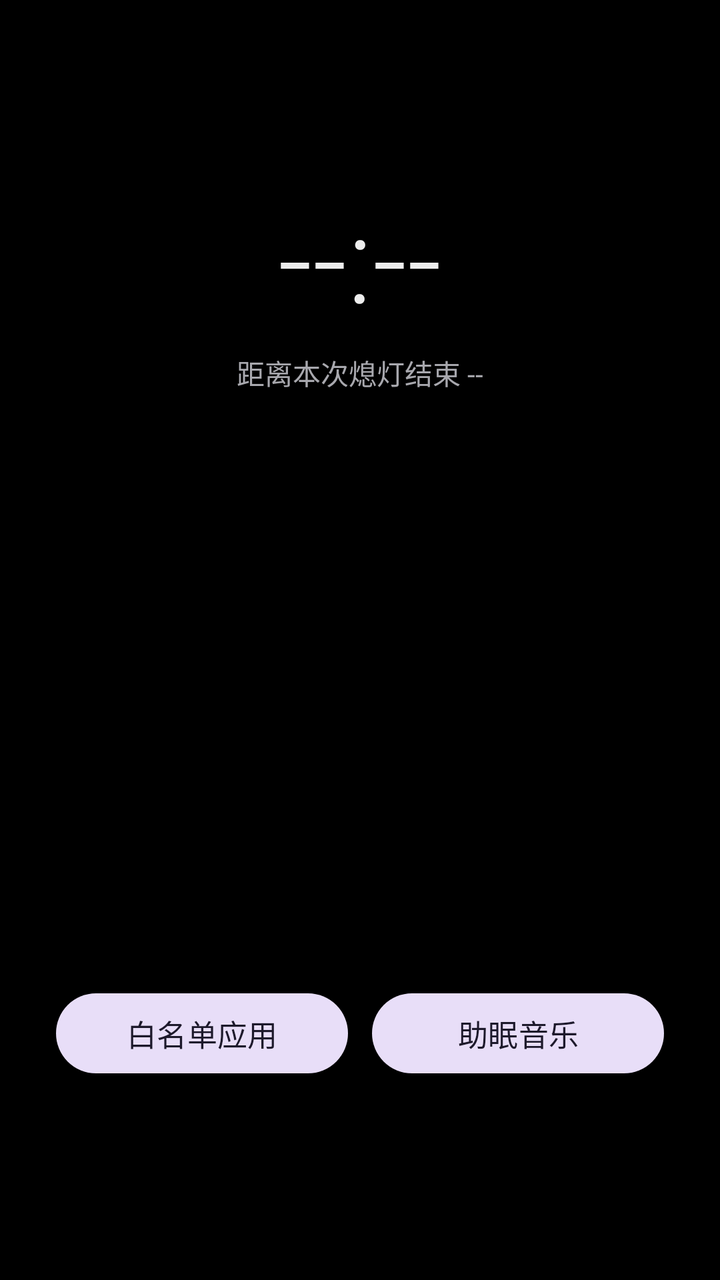
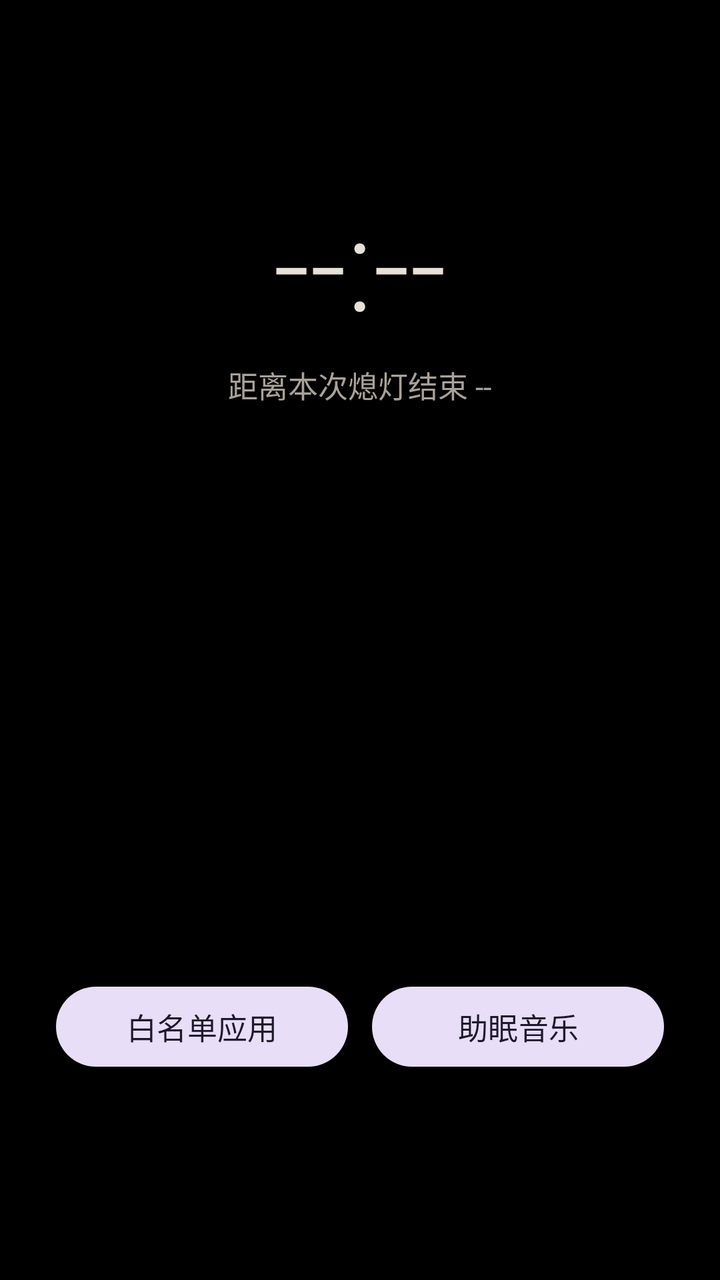

An Android layout rendered at two revisions. The XML below is the earlier revision; the diff shows what the commit changed to produce the second picture.
<!-- AndroidManifest.xml: activity theme Theme.Xideng.Blackout -->
<!-- res/layout/activity_blackout.xml -->
<?xml version="1.0" encoding="utf-8"?>
<FrameLayout xmlns:android="http://schemas.android.com/apk/res/android"
    android:id="@+id/blackoutRoot"
    android:layout_width="match_parent"
    android:layout_height="match_parent"
    android:background="@color/xideng_black">

    
    <LinearLayout
        android:id="@+id/nativeContent"
        android:layout_width="match_parent"
        android:layout_height="match_parent"
        android:gravity="center_horizontal"
        android:orientation="vertical"
        android:paddingStart="28dp"
        android:paddingTop="88dp"
        android:paddingEnd="28dp"
        android:paddingBottom="56dp">

        <TextView
            android:id="@+id/clockText"
            android:layout_width="wrap_content"
            android:layout_height="wrap_content"
            android:fontFamily="sans-serif-light"
            android:text="--:--"
            android:textColor="@color/xideng_text_primary"
            android:textSize="60sp" />

        <TextView
            android:id="@+id/remainingText"
            android:layout_width="wrap_content"
            android:layout_height="wrap_content"
            android:layout_marginTop="8dp"
            android:text="距离本次熄灯结束 --"
            android:textColor="@color/xideng_text_secondary"
            android:textSize="14sp" />

        <TextView
            android:id="@+id/sceneText"
            android:layout_width="wrap_content"
            android:layout_height="wrap_content"
            android:layout_marginTop="4dp"
            android:textColor="@color/xideng_text_faint"
            android:textSize="12sp" />

        <Space
            android:layout_width="match_parent"
            android:layout_height="0dp"
            android:layout_weight="1" />

        <TextView
            android:id="@+id/copyText"
            android:layout_width="match_parent"
            android:layout_height="wrap_content"
            android:fontFamily="sans-serif-light"
            android:gravity="center"
            android:lineSpacingExtra="8dp"
            android:maxWidth="360dp"
            android:textColor="@color/xideng_text_primary"
            android:textSize="17sp" />

        <TextView
            android:id="@+id/copySourceText"
            android:layout_width="match_parent"
            android:layout_height="wrap_content"
            android:layout_marginTop="10dp"
            android:gravity="center"
            android:textColor="@color/xideng_text_faint"
            android:textSize="11sp"
            android:visibility="gone" />

        <Space
            android:layout_width="match_parent"
            android:layout_height="0dp"
            android:layout_weight="1" />

        <LinearLayout
            android:layout_width="match_parent"
            android:layout_height="wrap_content"
            android:orientation="horizontal">

            <Button
                android:id="@+id/btnWhitelist"
                style="@style/XidengButton"
                android:layout_width="0dp"
                android:layout_height="wrap_content"
                android:layout_weight="1"
                android:text="白名单应用" />

            <Button
                android:id="@+id/btnAudio"
                style="@style/XidengButton"
                android:layout_width="0dp"
                android:layout_height="wrap_content"
                android:layout_marginStart="12dp"
                android:layout_weight="1"
                android:text="助眠音乐" />
        </LinearLayout>

        <TextView
            android:id="@+id/audioStatusText"
            android:layout_width="match_parent"
            android:layout_height="wrap_content"
            android:layout_marginTop="10dp"
            android:gravity="center"
            android:textColor="@color/xideng_text_faint"
            android:textSize="11sp" />

        <TextView
            android:id="@+id/whitelistStatusText"
            android:layout_width="match_parent"
            android:layout_height="wrap_content"
            android:layout_marginTop="4dp"
            android:gravity="center"
            android:textColor="@color/xideng_text_faint"
            android:textSize="11sp" />
    </LinearLayout>

    
    <WebView
        android:id="@+id/webView"
        android:layout_width="match_parent"
        android:layout_height="match_parent"
        android:background="@color/xideng_black"
        android:visibility="gone" />

    
    <FrameLayout
        android:id="@+id/lampLayer"
        android:layout_width="match_parent"
        android:layout_height="match_parent"
        android:clickable="true"
        android:focusable="true"
        android:visibility="gone">

        <LinearLayout
            android:layout_width="wrap_content"
            android:layout_height="wrap_content"
            android:layout_gravity="center_horizontal"
            android:layout_marginTop="120dp"
            android:gravity="center_horizontal"
            android:orientation="vertical">

            <View
                android:id="@+id/lampBulb"
                android:layout_width="64dp"
                android:layout_height="64dp"
                android:background="@drawable/bg_lamp_bulb" />

            <View
                android:layout_width="2dp"
                android:layout_height="10dp"
                android:background="@drawable/bg_lamp_cord" />

            <View
                android:id="@+id/lampHandle"
                android:layout_width="26dp"
                android:layout_height="26dp"
                android:background="@drawable/bg_lamp_handle" />
        </LinearLayout>

        
        <TextView
            android:id="@+id/lampPullHint"
            android:layout_width="wrap_content"
            android:layout_height="wrap_content"
            android:layout_gravity="center_horizontal|bottom"
            android:layout_marginBottom="110dp"
            android:gravity="center"
            android:lineSpacingExtra="6dp"
            android:textColor="#FFD7A0"
            android:textSize="15sp"
            android:visibility="gone" />
    </FrameLayout>

    
    <View
        android:id="@+id/fadeOverlay"
        android:layout_width="match_parent"
        android:layout_height="match_parent"
        android:background="@color/xideng_black"
        android:clickable="true"
        android:focusable="true"
        android:visibility="gone" />
</FrameLayout>
<!-- resources referenced by this layout -->
<resources>
  <color name="xideng_black">#FF000000</color>
  <color name="xideng_text_faint">#FF6E6E75</color>
  <color name="xideng_text_primary">#FFEDEDED</color>
  <color name="xideng_text_secondary">#FFA8A8AE</color>
  <!-- drawable bg_lamp_bulb (drawable) -->
  <?xml version="1.0" encoding="utf-8"?>
  <shape xmlns:android="http://schemas.android.com/apk/res/android"
      android:shape="oval">
      <solid android:color="#FFE9DCC0" />
  </shape>
  <!-- drawable bg_lamp_cord (drawable) -->
  <?xml version="1.0" encoding="utf-8"?>
  <shape xmlns:android="http://schemas.android.com/apk/res/android"
      android:shape="rectangle">
      <solid android:color="#FF6E6E75" />
  </shape>
  <!-- drawable bg_lamp_handle (drawable) -->
  <?xml version="1.0" encoding="utf-8"?>
  <shape xmlns:android="http://schemas.android.com/apk/res/android"
      android:shape="oval">
      <solid android:color="#00000000" />
      <stroke
          android:width="2dp"
          android:color="#FF6E6E75" />
  </shape>
  <style name="XidengButton" parent="Widget.Material3.Button.TonalButton">
          <item name="android:textAllCaps">false</item>
          <item name="android:textSize">15sp</item>
          <item name="android:minHeight">48dp</item>
      </style>
  <style name="Theme.Xideng.Blackout" parent="Theme.Xideng">
          <item name="android:windowBackground">@color/xideng_black</item>
          <item name="android:colorBackground">@color/xideng_black</item>
          <item name="android:statusBarColor">@android:color/transparent</item>
          <item name="android:navigationBarColor">@android:color/transparent</item>
          <item name="android:windowShowWallpaper">false</item>
          <item name="android:windowDrawsSystemBarBackgrounds">true</item>
      </style>
  <style name="Theme.Xideng" parent="Theme.Material3.DayNight.NoActionBar">
          <item name="colorPrimary">@color/xideng_primary</item>
          <item name="colorOnPrimary">@color/xideng_black</item>
          <item name="colorSecondary">@color/xideng_primary_dark</item>
          <item name="android:colorBackground">@color/xideng_surface</item>
          <item name="colorSurface">@color/xideng_surface_alt</item>
          <item name="colorOnSurface">@color/xideng_text_primary</item>
          <item name="android:statusBarColor">@color/xideng_surface</item>
          <item name="android:navigationBarColor">@color/xideng_surface</item>
          <item name="android:windowLightStatusBar">false</item>
          <item name="android:windowLightNavigationBar">false</item>
      </style>
  <color name="xideng_primary">#FF8E9BD6</color>
  <color name="xideng_primary_dark">#FF5C6699</color>
  <color name="xideng_surface">#FF0B0B0C</color>
  <color name="xideng_surface_alt">#FF141416</color>
</resources>

<!-- the commit's change to res/layout/activity_blackout.xml (unified diff, before → after) -->
@@ -24,7 +24,7 @@
             android:fontFamily="sans-serif-light"
             android:text="--:--"
             android:textColor="@color/xideng_text_primary"
-            android:textSize="60sp" />
+            android:textSize="64sp" />
 
         <TextView
             android:id="@+id/remainingText"
@@ -33,7 +33,7 @@
             android:layout_marginTop="8dp"
             android:text="距离本次熄灯结束 --"
             android:textColor="@color/xideng_text_secondary"
-            android:textSize="14sp" />
+            android:textSize="15sp" />
 
         <TextView
             android:id="@+id/sceneText"
@@ -66,7 +66,7 @@
             android:layout_marginTop="10dp"
             android:gravity="center"
             android:textColor="@color/xideng_text_faint"
-            android:textSize="11sp"
+            android:textSize="12sp"
             android:visibility="gone" />
 
         <Space
@@ -104,7 +104,7 @@
             android:layout_marginTop="10dp"
             android:gravity="center"
             android:textColor="@color/xideng_text_faint"
-            android:textSize="11sp" />
+            android:textSize="12sp" />
 
         <TextView
             android:id="@+id/whitelistStatusText"
@@ -113,7 +113,7 @@
             android:layout_marginTop="4dp"
             android:gravity="center"
             android:textColor="@color/xideng_text_faint"
-            android:textSize="11sp" />
+            android:textSize="12sp" />
     </LinearLayout>
 
     
<!-- resource entries referenced after the edit -->
@@ -1,13 +1,14 @@
 <!-- resources referenced by this layout -->
 <resources>
   <color name="xideng_black">#FF000000</color>
-  <color name="xideng_text_faint">#FF6E6E75</color>
-  <color name="xideng_text_primary">#FFEDEDED</color>
-  <color name="xideng_text_secondary">#FFA8A8AE</color>
+  <color name="xideng_text_faint">#FF827A70</color>
+  <color name="xideng_text_primary">#FFE6E0D6</color>
+  <color name="xideng_text_secondary">#FFA9A29A</color>
   <!-- drawable bg_lamp_bulb (drawable) -->
   <?xml version="1.0" encoding="utf-8"?>
   <shape xmlns:android="http://schemas.android.com/apk/res/android"
       android:shape="oval">
+      
       <solid android:color="#FFE9DCC0" />
   </shape>
   <!-- drawable bg_lamp_cord (drawable) -->
@@ -50,9 +51,9 @@
           <item name="android:windowLightStatusBar">false</item>
           <item name="android:windowLightNavigationBar">false</item>
       </style>
-  <color name="xideng_primary">#FF8E9BD6</color>
-  <color name="xideng_primary_dark">#FF5C6699</color>
-  <color name="xideng_surface">#FF0B0B0C</color>
-  <color name="xideng_surface_alt">#FF141416</color>
+  <color name="xideng_primary">#FFFFD7A0</color>
+  <color name="xideng_primary_dark">#FF7A5C33</color>
+  <color name="xideng_surface">#FF0C0C0F</color>
+  <color name="xideng_surface_alt">#FF131318</color>
 </resources>
 
